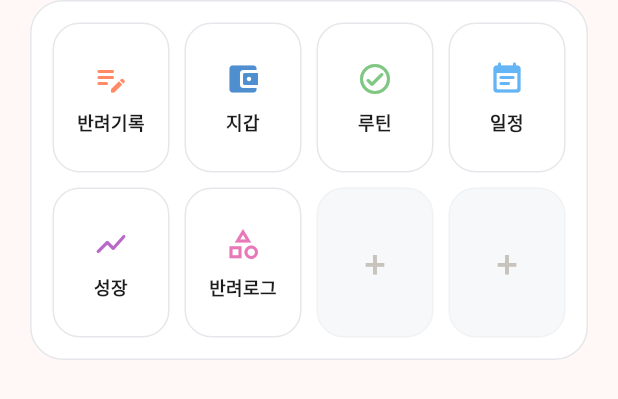
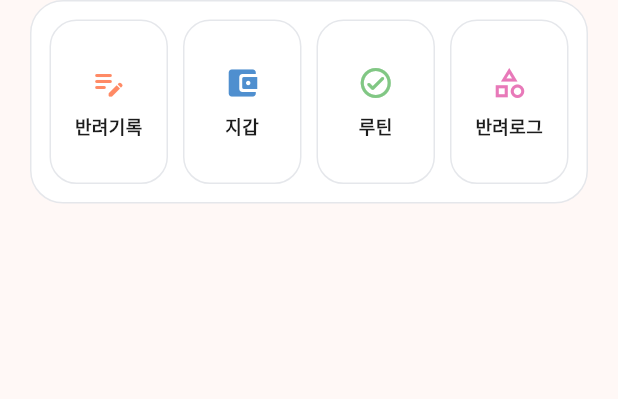
Before and after one commit to minyeophan/formypet, a Flutter app: the _HomeMenuGrid widget shown alone on an empty page, opened directly, on a phone screen of 412 x 824 dp. Shown: the top 399 px of the screen. Run offline on Flutter 3.47's test engine with Material 3 defaults, Android fonts, the light colour scheme and no system bars; our stand-ins replace dio, fl_chart, flutter_riverpod, flutter_secure_storage, go_router, google_fonts and 2 more; missing offline and left inert: kakao_flutter_sdk_user; accounts and stored records are empty.

Commit message:
홈 메뉴를 1줄로 정리

```diff
--- a/frontend/lib/screens/home/home_screen.dart
+++ b/frontend/lib/screens/home/home_screen.dart
@@ -63,6 +63,7 @@ class _HomeScreenState extends ConsumerState<HomeScreen> {
                           pets: state.pets,
                           pageController: _pageController!,
                           activeIndex: pageIndex,
+                          onGrowthTap: () => context.push('/records/growth'),
                           onPageChanged: (index) {
                             if (index < 0 || index >= state.pets.length) {
                               return;
@@ -77,7 +78,6 @@ class _HomeScreenState extends ConsumerState<HomeScreen> {
                           },
                         ),
                         _HomeMenuGrid(
-                          onScheduleTap: () => showPreparingToast(context),
                           onCategoryTap: () => showPreparingToast(context),
                         ),
                         const SizedBox(height: 14),
@@ -161,12 +161,14 @@ class _PetProfilePager extends StatelessWidget {
   final List<Pet> pets;
   final PageController pageController;
   final int activeIndex;
+  final VoidCallback onGrowthTap;
   final ValueChanged<int> onPageChanged;
 
   const _PetProfilePager({
     required this.pets,
     required this.pageController,
     required this.activeIndex,
+    required this.onGrowthTap,
     required this.onPageChanged,
   });
 
@@ -180,7 +182,8 @@ class _PetProfilePager extends StatelessWidget {
             controller: pageController,
             itemCount: pets.length,
             onPageChanged: onPageChanged,
-            itemBuilder: (context, index) => _PetProfileCard(pet: pets[index]),
+            itemBuilder: (context, index) =>
+                _PetProfileCard(pet: pets[index], onGrowthTap: onGrowthTap),
           ),
         ),
         if (pets.length > 1) ...[
@@ -212,12 +215,15 @@ class _PetProfilePager extends StatelessWidget {
 
 class _PetProfileCard extends StatelessWidget {
   final Pet pet;
+  final VoidCallback onGrowthTap;
 
-  const _PetProfileCard({required this.pet});
+  const _PetProfileCard({required this.pet, required this.onGrowthTap});
 
   @override
   Widget build(BuildContext context) {
-    return Container(
+    return Stack(
+      children: [
+        Container(
           margin: const EdgeInsets.fromLTRB(20, 12, 20, 0),
           padding: const EdgeInsets.all(14),
           decoration: BoxDecoration(
@@ -241,6 +247,11 @@ class _PetProfileCard extends StatelessWidget {
                 child: Column(
                   crossAxisAlignment: CrossAxisAlignment.start,
                   mainAxisAlignment: MainAxisAlignment.center,
+                  children: [
+                    Padding(
+                      padding: const EdgeInsets.only(right: 42),
+                      child: Column(
+                        crossAxisAlignment: CrossAxisAlignment.start,
                         children: [
                           AppText(
                             pet.name,
@@ -267,8 +278,14 @@ class _PetProfileCard extends StatelessWidget {
                             maxLines: 1,
                             overflow: TextOverflow.ellipsis,
                           ),
+                        ],
+                      ),
+                    ),
                     const SizedBox(height: 8),
-                _ProfileFactLine(label: '나이', value: _ageLabel(pet.birthDate)),
+                    _ProfileFactLine(
+                      label: '나이',
+                      value: _ageLabel(pet.birthDate),
+                    ),
                     const SizedBox(height: 4),
                     _ProfileFactLine(
                       label: '함께한 날',
@@ -279,6 +296,38 @@ class _PetProfileCard extends StatelessWidget {
               ),
             ],
           ),
+        ),
+        Positioned(
+          top: 24,
+          right: 32,
+          child: Tooltip(
+            message: '성장',
+            child: Semantics(
+              label: '성장',
+              button: true,
+              child: Material(
+                color: AppColors.surfaceSoft,
+                shape: const CircleBorder(
+                  side: BorderSide(color: AppColors.border),
+                ),
+                child: InkWell(
+                  key: const Key('home-growth-button'),
+                  customBorder: const CircleBorder(),
+                  onTap: onGrowthTap,
+                  child: const SizedBox.square(
+                    dimension: 40,
+                    child: Icon(
+                      Icons.show_chart_rounded,
+                      color: Color(0xFFBA68C8),
+                      size: 22,
+                    ),
+                  ),
+                ),
+              ),
+            ),
+          ),
+        ),
+      ],
     );
   }
 }
@@ -395,13 +444,9 @@ String _daysTogetherLabel(String? adoptionDateIso) {
 }
 
 class _HomeMenuGrid extends StatelessWidget {
-  final VoidCallback onScheduleTap;
   final VoidCallback onCategoryTap;
 
-  const _HomeMenuGrid({
-    required this.onScheduleTap,
-    required this.onCategoryTap,
-  });
+  const _HomeMenuGrid({required this.onCategoryTap});
 
   @override
   Widget build(BuildContext context) {
@@ -425,31 +470,17 @@ class _HomeMenuGrid extends StatelessWidget {
         onTap: () => context.push('/routine'),
       ),
       _HomeMenuItem(
-        label: '일정',
-        icon: Icons.event_note_rounded,
-        color: const Color(0xFF64B5F6),
-        onTap: onScheduleTap,
-      ),
-      _HomeMenuItem(
-        label: '성장',
-        icon: Icons.show_chart_rounded,
-        color: const Color(0xFFBA68C8),
-        onTap: () => context.push('/records/growth'),
-      ),
-      _HomeMenuItem(
         label: '반려로그',
         icon: Icons.category_outlined,
         color: const Color(0xFFE879B9),
         onTap: onCategoryTap,
       ),
-      const _HomeMenuItem.empty(),
-      const _HomeMenuItem.empty(),
     ];
 
     return Container(
       key: const Key('home-menu-panel'),
       margin: const EdgeInsets.symmetric(horizontal: 20),
-      padding: const EdgeInsets.all(14),
+      padding: const EdgeInsets.symmetric(horizontal: 12, vertical: 12),
       decoration: BoxDecoration(
         color: AppColors.surface,
         borderRadius: BorderRadius.circular(22),
@@ -458,12 +489,12 @@ class _HomeMenuGrid extends StatelessWidget {
       child: GridView.builder(
         shrinkWrap: true,
         physics: const NeverScrollableScrollPhysics(),
-        itemCount: items.length,
+        itemCount: 4,
         gridDelegate: const SliverGridDelegateWithFixedCrossAxisCount(
           crossAxisCount: 4,
-          mainAxisSpacing: 10,
+          mainAxisSpacing: 0,
           crossAxisSpacing: 10,
-          childAspectRatio: 0.78,
+          childAspectRatio: 0.72,
         ),
         itemBuilder: (context, index) => items[index],
       ),
@@ -473,48 +504,28 @@ class _HomeMenuGrid extends StatelessWidget {
 
 class _HomeMenuItem extends StatelessWidget {
   final String label;
-  final IconData? icon;
-  final Color? color;
+  final IconData icon;
+  final Color color;
   final VoidCallback? onTap;
-  final bool isEmpty;
 
   const _HomeMenuItem({
     required this.label,
     required this.icon,
     required this.color,
     required this.onTap,
-  }) : isEmpty = false;
-
-  const _HomeMenuItem.empty()
-    : label = '+',
-      icon = null,
-      color = null,
-      onTap = null,
-      isEmpty = true;
+  });
 
   @override
   Widget build(BuildContext context) {
     final content = Container(
       decoration: BoxDecoration(
-        color: isEmpty ? AppColors.surfaceSoft : AppColors.surface,
+        color: AppColors.surface,
         borderRadius: BorderRadius.circular(18),
-        border: Border.all(
-          color: isEmpty
-              ? AppColors.border.withValues(alpha: 0.72)
-              : AppColors.border,
-        ),
+        border: Border.all(color: AppColors.border),
       ),
       child: Column(
         mainAxisAlignment: MainAxisAlignment.center,
         children: [
-          if (isEmpty)
-            const AppText(
-              '+',
-              fontSize: 24,
-              fontWeight: FontWeight.bold,
-              color: AppColors.muted,
-            )
-          else ...[
           Icon(icon, color: color, size: 24),
           const SizedBox(height: 8),
           Padding(
@@ -530,13 +541,8 @@ class _HomeMenuItem extends StatelessWidget {
             ),
           ),
         ],
-        ],
       ),
     );
-
-    if (isEmpty) {
-      return Opacity(opacity: 0.62, child: content);
-    }
 
     return Material(
       color: Colors.transparent,
```
Lines whose indentation alone changed are shown as unchanged.
